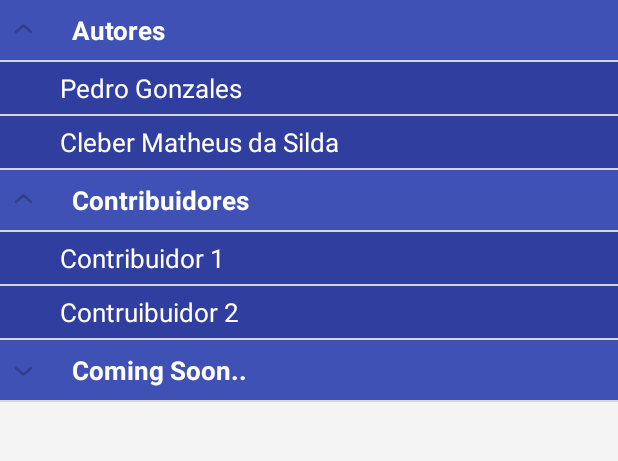
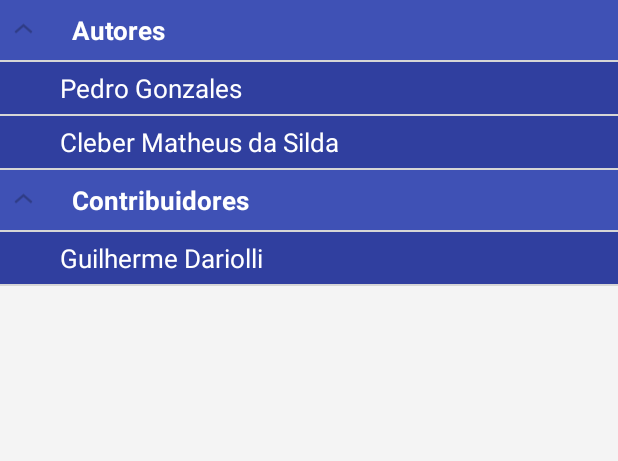
Before and after one commit to gitter-badger/reconnect, an Android app: the AboutAppActivity screen opened directly, with no data from a screen before it, on a phone screen of 412 x 824 dp, the part 190-651 px from its top. Run offline under Robolectric (Android 15) with nearby library versions, the phone set to English and light mode, and no system bars.

Commit message:
Update style app

```diff
--- a/Android/Reconnect2/app/build.gradle
+++ b/Android/Reconnect2/app/build.gradle
@@ -23,5 +23,7 @@ dependencies {
     compile fileTree(dir: 'libs', include: ['*.jar'])
     compile 'com.android.support:appcompat-v7:22.0.0'
     compile 'com.getbase:floatingactionbutton:1.9.1'
+    compile 'com.github.medyo:fancybuttons:1.4@aar'
+
 
 }
--- a/Android/Reconnect2/app/src/main/java/com/example/peter/reconnect/AboutAppActivity.java
+++ b/Android/Reconnect2/app/src/main/java/com/example/peter/reconnect/AboutAppActivity.java
@@ -37,8 +37,8 @@ public class AboutAppActivity extends ActionBarActivity {
         // setting list adapter
         expListView.setAdapter(listAdapter);
         //setando para expandir na hora de entrar na tela automaticamente
-        expListView.expandGroup(0,true);
-        expListView.expandGroup(1,true);
+        expListView.expandGroup(0, true);
+        expListView.expandGroup(1, true);
 
         //setando configuracao do action bar
         setupActionBar();
@@ -54,7 +54,7 @@ public class AboutAppActivity extends ActionBarActivity {
         // Adding child data
         listDataHeader.add("Autores");
         listDataHeader.add("Contribuidores");
-        listDataHeader.add("Coming Soon..");
+        //listDataHeader.add("Coming Soon..");
 
         // Adding child data
         List<String> top250 = new ArrayList<String>();
@@ -62,16 +62,16 @@ public class AboutAppActivity extends ActionBarActivity {
         top250.add("Cleber Matheus da Silda");
 
         List<String> nowShowing = new ArrayList<String>();
-        nowShowing.add("Contribuidor 1");
-        nowShowing.add("Contruibuidor 2");
+        nowShowing.add("Guilherme Dariolli ");
+        //nowShowing.add("Contruibuidor 2");
 
-        List<String> comingSoon = new ArrayList<String>();
+      /*  List<String> comingSoon = new ArrayList<String>();
         comingSoon.add("2 Guns");
-        comingSoon.add("The Smurfs 2");
+        comingSoon.add("The Smurfs 2");*/
 
         listDataChild.put(listDataHeader.get(0), top250); // Header, Child data
         listDataChild.put(listDataHeader.get(1), nowShowing);
-        listDataChild.put(listDataHeader.get(2), comingSoon);
+        //listDataChild.put(listDataHeader.get(2), comingSoon);
     }
 
     /**
@@ -91,7 +91,7 @@ public class AboutAppActivity extends ActionBarActivity {
 
     @Override
     public boolean onOptionsItemSelected(MenuItem item) {
-        switch (item.getItemId()){
+        switch (item.getItemId()) {
             case android.R.id.home:
                 finish();
                 return true;
--- a/Android/Reconnect2/app/src/main/res/values/colors.xml
+++ b/Android/Reconnect2/app/src/main/res/values/colors.xml
@@ -6,4 +6,5 @@
     <color name="cyan_500">#00BCD4</color>
     <color name="cyan_700">#0097A7</color>
     <color name="pink_500">#E91E63</color>
+    <color name="pink_300">#F06292</color>
 </resources>
```
Also changed, not shown: Android/Reconnect2/app/src/main/res/layout/activity_menu.xml (+12 -21 lines), Android/Reconnect2/app/src/main/res/drawable-hdpi/ic_save_white_24dp.png (added), Android/Reconnect2/app/src/main/res/drawable-mdpi/ic_save_white_24dp.png (added), Android/Reconnect2/app/src/main/res/drawable-xhdpi/ic_save_white_24dp.png (added), Android/Reconnect2/app/src/main/res/drawable-xxhdpi/ic_save_white_24dp.png (added), 1 other file.
